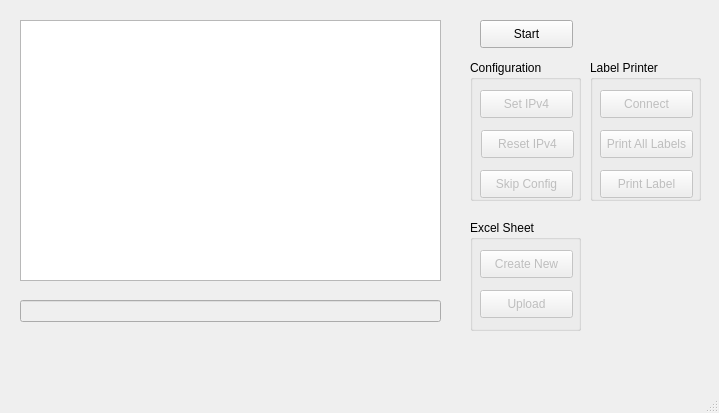
Above: proj_DS8000/src/DS8000.ui from igwekaluCSM/programDS8000 before the change. Below: the same form after it.
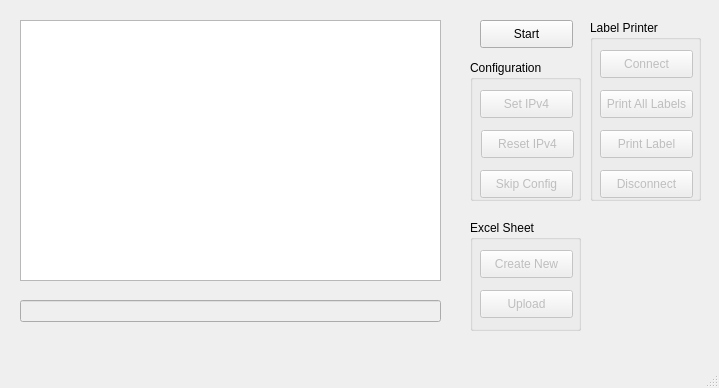
That is the form after the change.

Commit message: working output of batch command, and cmd files to console output. Working input of printer ip and connection. Working data send to printer. Working send of data of single,and all labels. Working disconnect from printer. Working error check of inputs. Still need feedback from Brady for further help with printer not processing commands correctly

```diff
--- a/proj_DS8000/src/DS8000.ui
+++ b/proj_DS8000/src/DS8000.ui
@@ -7,7 +7,7 @@
     <x>0</x>
     <y>0</y>
     <width>719</width>
-    <height>413</height>
+    <height>388</height>
    </rect>
   </property>
   <property name="windowTitle">
@@ -175,9 +175,9 @@
     <property name="geometry">
      <rect>
       <x>590</x>
-      <y>60</y>
+      <y>20</y>
       <width>111</width>
-      <height>141</height>
+      <height>181</height>
      </rect>
     </property>
     <property name="title">
@@ -234,6 +234,22 @@
       <string>Print Label</string>
      </property>
     </widget>
+    <widget class="QPushButton" name="disconnectButton">
+     <property name="enabled">
+      <bool>false</bool>
+     </property>
+     <property name="geometry">
+      <rect>
+       <x>10</x>
+       <y>150</y>
+       <width>93</width>
+       <height>28</height>
+      </rect>
+     </property>
+     <property name="text">
+      <string>Disconnect</string>
+     </property>
+    </widget>
    </widget>
   </widget>
   <widget class="QMenuBar" name="menubar">
```
Left out of the diff: 53 changed lines with no effect on the pictures. The commit also changes 11 other files.
